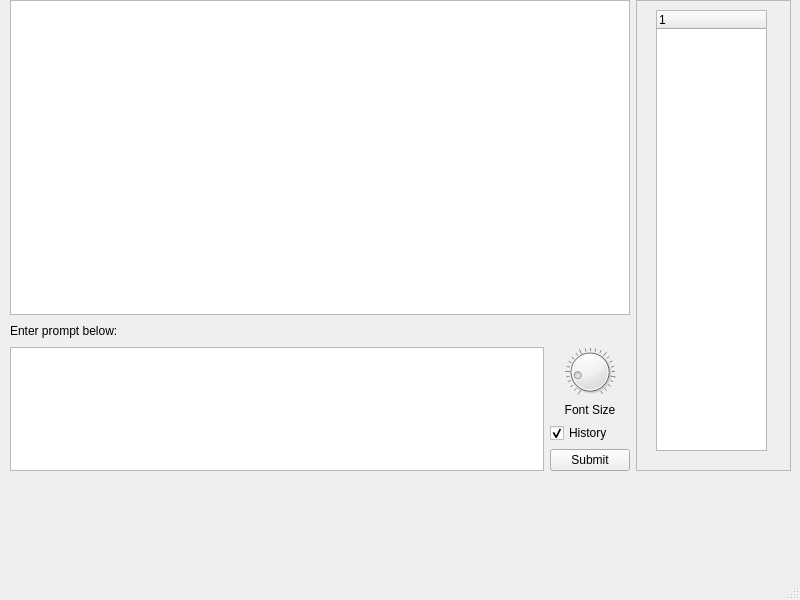
First picture: the form in chat.ui, repository sunilpulinthitta/openaichat, before the edit.
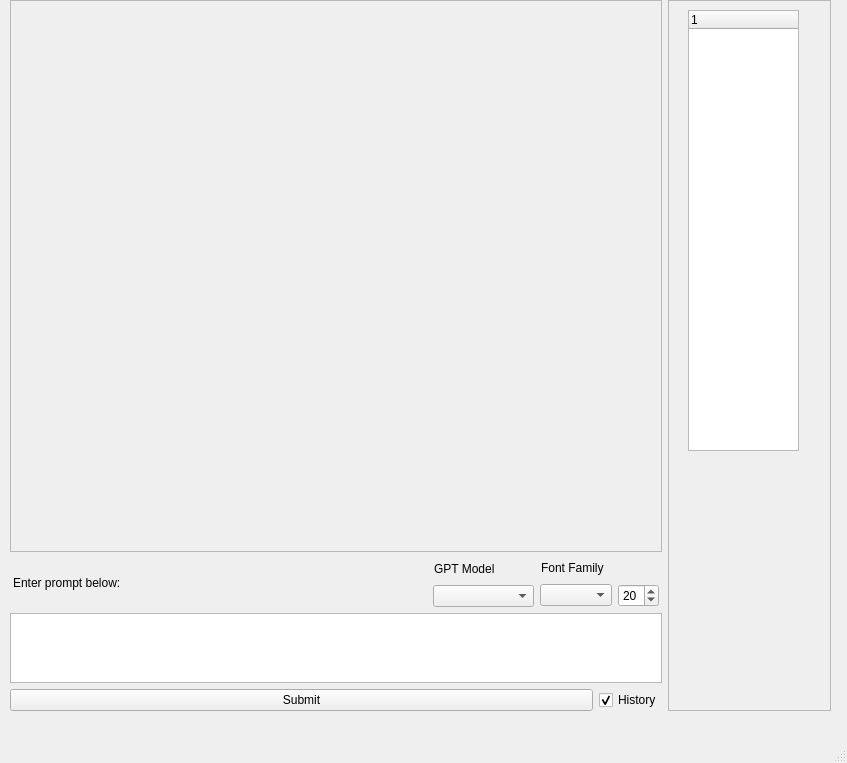
Second picture: the form after the edit.

Patch:
```diff
--- a/chat.ui
+++ b/chat.ui
@@ -6,8 +6,8 @@
    <rect>
     <x>0</x>
     <y>0</y>
-    <width>800</width>
-    <height>600</height>
+    <width>847</width>
+    <height>763</height>
    </rect>
   </property>
   <property name="windowTitle">
@@ -19,18 +19,38 @@
      <rect>
       <x>10</x>
       <y>0</y>
-      <width>781</width>
-      <height>471</height>
+      <width>821</width>
+      <height>711</height>
      </rect>
     </property>
     <layout class="QHBoxLayout" name="hLytMain" stretch="80,20">
      <item>
-      <layout class="QVBoxLayout" name="vLytChat" stretch="100,1,10">
+      <layout class="QVBoxLayout" name="vLytChat" stretch="80,1,10,0">
        <item>
-        <widget class="QTextEdit" name="txtOutput"/>
+        <widget class="QFrame" name="frameWebView">
+         <property name="frameShape">
+          <enum>QFrame::StyledPanel</enum>
+         </property>
+         <property name="frameShadow">
+          <enum>QFrame::Raised</enum>
+         </property>
+        </widget>
        </item>
        <item>
-        <layout class="QHBoxLayout" name="horizontalLayout_2">
+        <layout class="QHBoxLayout" name="hLytPrompt" stretch="1,1,100,0,1,1">
+         <item>
+          <spacer name="horizontalSpacer_2">
+           <property name="orientation">
+            <enum>Qt::Horizontal</enum>
+           </property>
+           <property name="sizeHint" stdset="0">
+            <size>
+             <width>40</width>
+             <height>20</height>
+            </size>
+           </property>
+          </spacer>
+         </item>
          <item>
           <widget class="QLabel" name="lblPrompt">
            <property name="text">
@@ -51,15 +71,8 @@
            </property>
           </spacer>
          </item>
-        </layout>
-       </item>
-       <item>
-        <layout class="QHBoxLayout" name="hLytSubmit" stretch="100,1">
          <item>
-          <widget class="QTextEdit" name="txtInput"/>
-         </item>
-         <item>
-          <layout class="QVBoxLayout" name="verticalLayout_3" stretch="10,1,1,1,5">
+          <layout class="QVBoxLayout" name="vLytGPTModel" stretch="100,1,1">
            <item>
             <spacer name="verticalSpacer">
              <property name="orientation">
@@ -74,46 +87,147 @@
             </spacer>
            </item>
            <item>
-            <widget class="QDial" name="dlFontSize">
-             <property name="minimum">
-              <number>6</number>
-             </property>
-             <property name="value">
-              <number>20</number>
-             </property>
-             <property name="notchesVisible">
-              <bool>true</bool>
-             </property>
-            </widget>
+            <layout class="QHBoxLayout" name="horizontalLayout_2" stretch="1,100">
+             <item>
+              <spacer name="horizontalSpacer_4">
+               <property name="orientation">
+                <enum>Qt::Horizontal</enum>
+               </property>
+               <property name="sizeHint" stdset="0">
+                <size>
+                 <width>40</width>
+                 <height>20</height>
+                </size>
+               </property>
+              </spacer>
+             </item>
+             <item>
+              <widget class="QLabel" name="lblGPTModel">
+               <property name="text">
+                <string>GPT Model</string>
+               </property>
+              </widget>
+             </item>
+            </layout>
            </item>
            <item>
-            <widget class="QLabel" name="lblFontSize">
-             <property name="text">
-              <string>Font Size</string>
+            <widget class="QComboBox" name="cmbModel">
+             <property name="currentText">
+              <string/>
              </property>
-             <property name="alignment">
-              <set>Qt::AlignCenter</set>
-             </property>
             </widget>
            </item>
+          </layout>
+         </item>
+         <item>
+          <layout class="QHBoxLayout" name="hLytFont" stretch="0">
            <item>
-            <widget class="QCheckBox" name="chkHistory">
-             <property name="text">
-              <string>History</string>
-             </property>
-             <property name="checked">
-              <bool>true</bool>
-             </property>
-            </widget>
+            <layout class="QVBoxLayout" name="verticalLayout_2" stretch="10,1,1">
+             <item>
+              <spacer name="verticalSpacer_2">
+               <property name="orientation">
+                <enum>Qt::Vertical</enum>
+               </property>
+               <property name="sizeHint" stdset="0">
+                <size>
+                 <width>20</width>
+                 <height>40</height>
+                </size>
+               </property>
+              </spacer>
+             </item>
+             <item>
+              <layout class="QHBoxLayout" name="horizontalLayout_3" stretch="1,150">
+               <item>
+                <spacer name="horizontalSpacer_5">
+                 <property name="orientation">
+                  <enum>Qt::Horizontal</enum>
+                 </property>
+                 <property name="sizeHint" stdset="0">
+                  <size>
+                   <width>40</width>
+                   <height>20</height>
+                  </size>
+                 </property>
+                </spacer>
+               </item>
+               <item>
+                <widget class="QLabel" name="lblFontFamily">
+                 <property name="text">
+                  <string>Font Family</string>
+                 </property>
+                </widget>
+               </item>
+              </layout>
+             </item>
+             <item>
+              <layout class="QHBoxLayout" name="horizontalLayout">
+               <item>
+                <widget class="QComboBox" name="cmbFontFamily">
+                 <property name="currentText">
+                  <string/>
+                 </property>
+                </widget>
+               </item>
+               <item>
+                <widget class="QSpinBox" name="spbFontSize">
+                 <property name="minimum">
+                  <number>6</number>
+                 </property>
+                 <property name="singleStep">
+                  <number>2</number>
+                 </property>
+                 <property name="value">
+                  <number>20</number>
+                 </property>
+                </widget>
+               </item>
+              </layout>
+             </item>
+            </layout>
            </item>
-           <item>
-            <widget class="QPushButton" name="btnSubmit">
-             <property name="text">
-              <string>Submit</string>
-             </property>
-            </widget>
-           </item>
           </layout>
+         </item>
+         <item>
+          <spacer name="horizontalSpacer_3">
+           <property name="orientation">
+            <enum>Qt::Horizontal</enum>
+           </property>
+           <property name="sizeHint" stdset="0">
+            <size>
+             <width>40</width>
+             <height>20</height>
+            </size>
+           </property>
+          </spacer>
+         </item>
+        </layout>
+       </item>
+       <item>
+        <layout class="QHBoxLayout" name="hLytSubmit" stretch="100">
+         <item>
+          <widget class="QTextEdit" name="txtInput"/>
+         </item>
+        </layout>
+       </item>
+       <item>
+        <layout class="QHBoxLayout" name="hLytSubmit_2" stretch="10,0">
+         <item>
+          <widget class="QPushButton" name="btnSubmit">
+           <property name="text">
+            <string>Submit</string>
+           </property>
+          </widget>
+         </item>
+         <item>
+          <widget class="QCheckBox" name="chkHistory">
+           <property name="text">
+            <string>History</string>
+           </property>
+           <property name="checked">
+            <bool>true</bool>
+           </property>
+          </widget>
          </item>
         </layout>
        </item>
```
Left out of the diff: 2 changed lines with no effect on the pictures.
